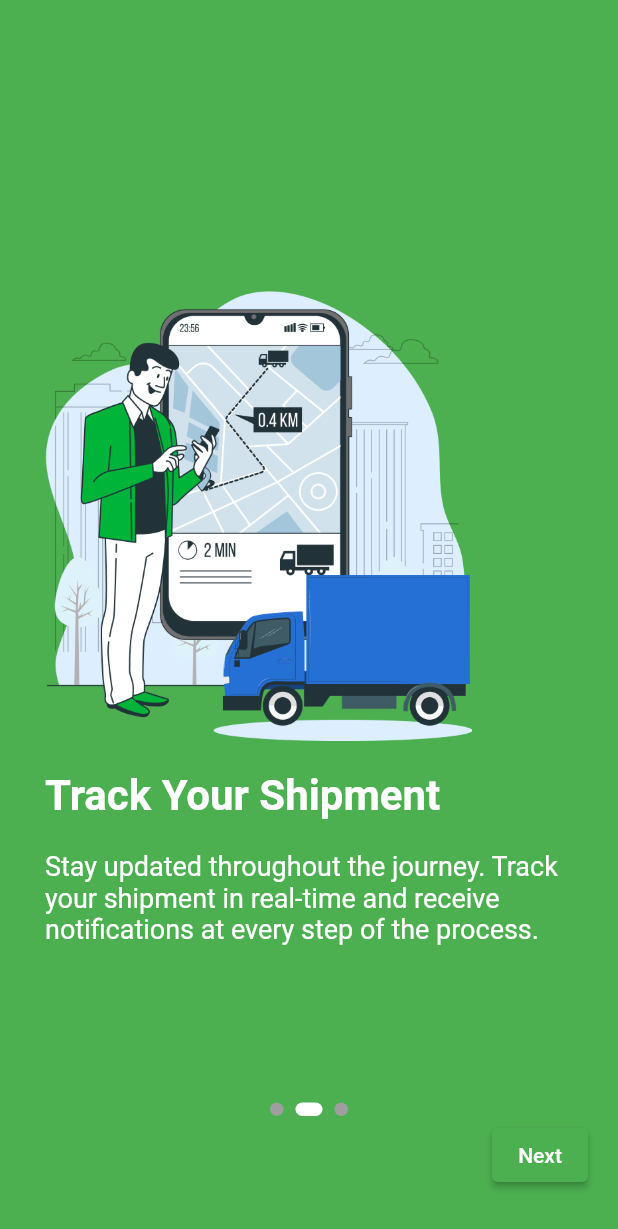
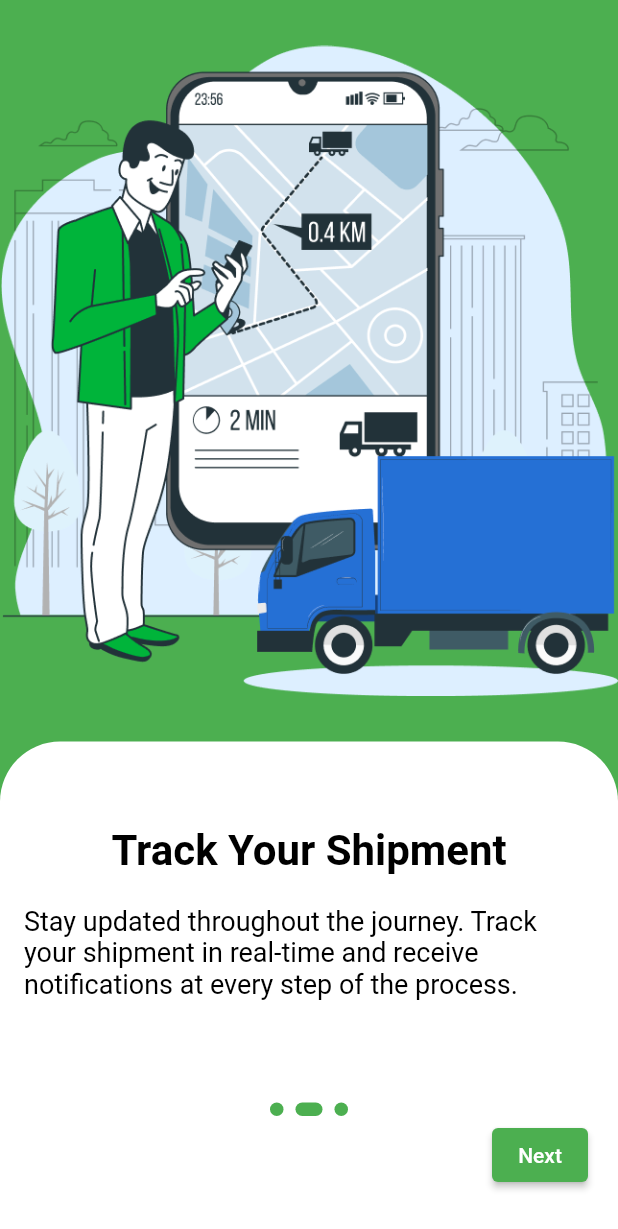
Before and after one commit to ChandraChaan/logistics_app, a Flutter app: the screen it shows after launch, after a tap on "Next", on a phone screen of 412 x 824 dp. Shown: the top 1229 px of the screen. Run offline on Flutter 3.47's test engine with Material 2 defaults, Android fonts, the light colour scheme and no system bars; drawn by our look-alikes of dots_indicator; our stand-ins replace introduction_screen.

Commit message:
intro files in progress

```diff
--- a/lib/intro_screen.dart
+++ b/lib/intro_screen.dart
@@ -33,6 +33,23 @@ class _IntroductionScreenPageState extends State<IntroductionScreenPage> {
     ),
   ];
 
+  void _onPageChanged(int index) {
+    setState(() {
+      _currentPageIndex = index;
+    });
+  }
+
+  void _onNextButtonTap() {
+    if (_currentPageIndex < introScreens.length - 1) {
+      _pageController.nextPage(
+        duration: const Duration(milliseconds: 500),
+        curve: Curves.ease,
+      );
+    } else {
+      // Handle Done action
+    }
+  }
+
   @override
   Widget build(BuildContext context) {
     return Scaffold(
@@ -41,13 +58,11 @@ class _IntroductionScreenPageState extends State<IntroductionScreenPage> {
           PageView.builder(
             controller: _pageController,
             itemCount: introScreens.length,
-            onPageChanged: (index) {
-              setState(() {
-                _currentPageIndex = index;
-              });
-            },
+            onPageChanged: _onPageChanged,
             itemBuilder: (context, index) {
-              return IntroScreenWidget(introScreens[index]);
+              return IntroScreenWidget(
+                introScreen: introScreens[index],
+              );
             },
           ),
           Positioned(
@@ -61,10 +76,11 @@ class _IntroductionScreenPageState extends State<IntroductionScreenPage> {
                 decorator: DotsDecorator(
                   size: const Size.square(9.0),
                   activeSize: const Size(18.0, 9.0),
-                  activeShape: RoundedRectangleBorder(borderRadius: BorderRadius.circular(5.0)),
-                  activeColor: Colors.white,
+                  activeShape: RoundedRectangleBorder(
+                      borderRadius: BorderRadius.circular(5.0)),
+                  activeColor: Colors.green,
                   spacing: const EdgeInsets.symmetric(horizontal: 4),
-                  color: Colors.grey,
+                  color: Colors.green,
                 ),
               ),
             ),
@@ -76,22 +92,13 @@ class _IntroductionScreenPageState extends State<IntroductionScreenPage> {
             child: Row(
               mainAxisAlignment: MainAxisAlignment.end,
               children: [
-                if (_currentPageIndex != introScreens.length - 1)
                 ElevatedButton(
-                    onPressed: () {
-                      _pageController.nextPage(
-                        duration: const Duration(milliseconds: 500),
-                        curve: Curves.ease,
-                      );
-                    },
-                    child: const Text('Next'),
+                  onPressed: _onNextButtonTap,
+                  child: Text(
+                    _currentPageIndex == introScreens.length - 1
+                        ? 'Done'
+                        : 'Next',
                   ),
-                if (_currentPageIndex == introScreens.length - 1)
-                  ElevatedButton(
-                    onPressed: () {
-                      // Handle Done action
-                    },
-                    child: const Text('Done'),
                 ),
               ],
             ),
@@ -108,34 +115,64 @@ class IntroScreen {
   final Color color;
   final String image;
 
-  IntroScreen({required this.title, required this.description, required this.color, required this.image});
+  IntroScreen({
+    required this.title,
+    required this.description,
+    required this.color,
+    required this.image,
+  });
 }
 
 class IntroScreenWidget extends StatelessWidget {
   final IntroScreen introScreen;
 
-  IntroScreenWidget(this.introScreen);
+  const IntroScreenWidget({required this.introScreen});
 
   @override
   Widget build(BuildContext context) {
     return Container(
       color: introScreen.color,
-      padding: const EdgeInsets.symmetric(horizontal: 30.0),
       child: Column(
         mainAxisAlignment: MainAxisAlignment.center,
         crossAxisAlignment: CrossAxisAlignment.start,
         children: [
-          Image.asset(
+          Expanded(
+            flex: 6,
+            child: LayoutBuilder(
+                builder: (BuildContext context, BoxConstraints constraints) {
+              return Image.asset(
                 introScreen.image,
-            height: 300,
+                height: 100,
+              );
+            }),
           ),
-          const SizedBox(height: 20.0),
+          Expanded(
+            flex: 4,
+            child: Container(
+              decoration: const BoxDecoration(
+                color: Colors.white,
+                borderRadius: BorderRadius.only(
+                  topRight: Radius.circular(40.0),
+                  topLeft: Radius.circular(40.0),
+                  bottomRight: Radius.circular(0.0),
+                  bottomLeft: Radius.circular(0.0),
+                ),
+              ),
+              child: Padding(
+                padding: const EdgeInsets.all(16.0),
+                child: Column(
+                  // crossAxisAlignment: CrossAxisAlignment.center,
+                  // mainAxisAlignment: MainAxisAlignment.spaceEvenly,
+                  children: [
+                    const SizedBox(
+                      height: 40,
+                    ),
                     Text(
                       introScreen.title,
                       style: const TextStyle(
                         fontSize: 28.0,
                         fontWeight: FontWeight.bold,
-              color: Colors.white,
+                        color: Colors.black,
                       ),
                     ),
                     const SizedBox(height: 20.0),
@@ -143,7 +180,15 @@ class IntroScreenWidget extends StatelessWidget {
                       introScreen.description,
                       style: const TextStyle(
                         fontSize: 18.0,
-              color: Colors.white,
+                        color: Colors.black,
+                      ),
+                    ),
+                    const SizedBox(
+                      height: 70,
+                    )
+                  ],
+                ),
+              ),
             ),
           ),
         ],
```
Lines whose indentation alone changed are shown as unchanged.
